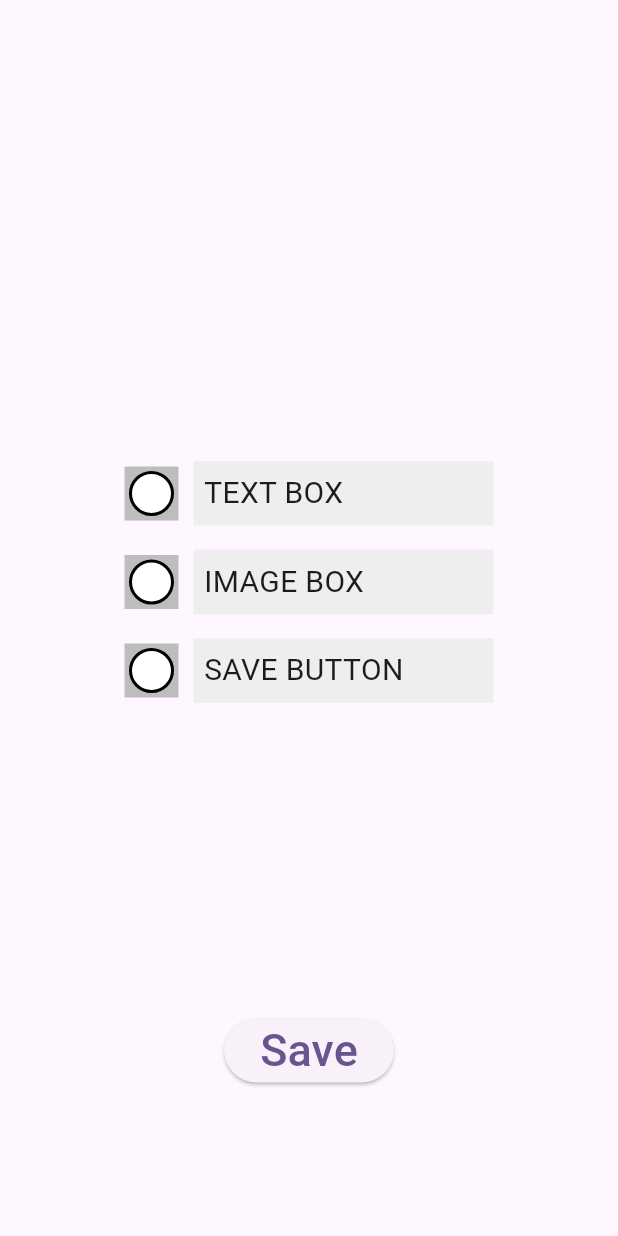
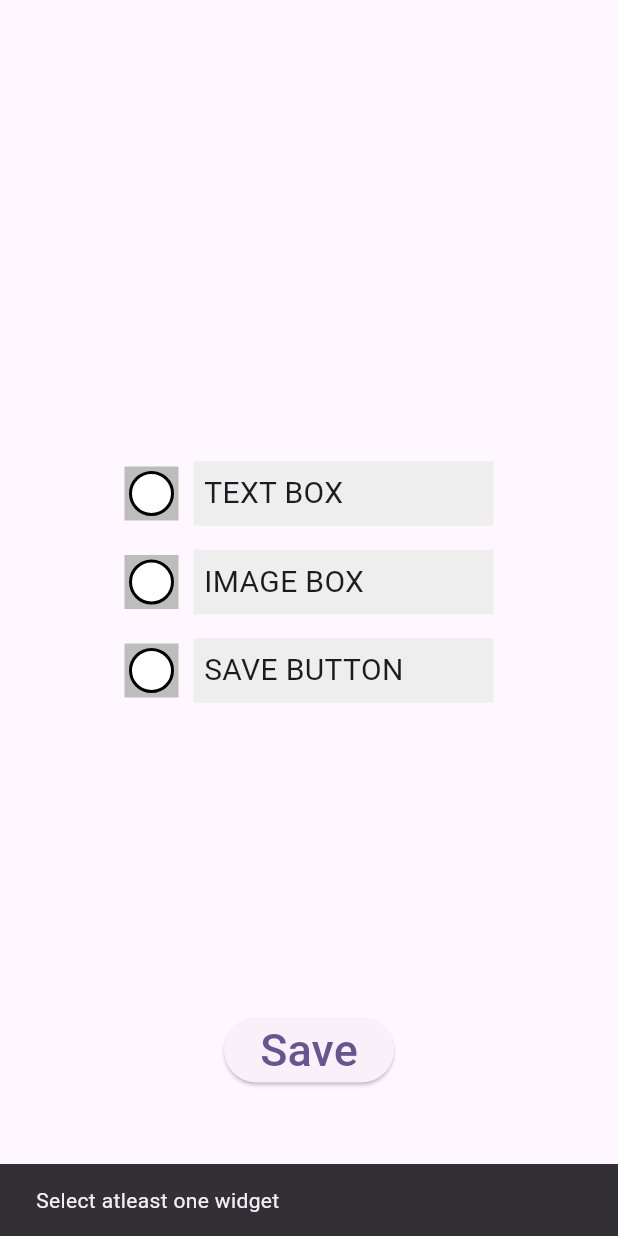
Before and after one commit to StrawHATDEEPAK/ubixstarinternassigment, a Flutter app: the SecondPage screen opened directly, after a tap on "Save", on a phone screen of 412 x 824 dp. Run offline on Flutter 3.47's test engine with Material 2 defaults, Android fonts, the light colour scheme and no system bars; our stand-ins replace cloud_firestore, firebase_core, firebase_storage, image_picker; accounts and stored records are empty; generated files the repository leaves out were written again.

```diff
--- /dev/null
+++ b/lib/model/data_model.dart
@@ -0,0 +1,29 @@
+import 'dart:convert';
+
+class DataModel {
+  final String text;
+  final String imageUrl;
+  DataModel({
+    required this.text,
+    required this.imageUrl,
+  });
+
+  Map<String, dynamic> toMap() {
+    return {
+      'text': text,
+      'imageUrl': imageUrl,
+    };
+  }
+
+  factory DataModel.fromMap(Map<String, dynamic> map) {
+    return DataModel(
+      text: map['text'] ?? '',
+      imageUrl: map['imageUrl'] ?? '',
+    );
+  }
+
+  String toJson() => json.encode(toMap());
+
+  factory DataModel.fromJson(String source) =>
+      DataModel.fromMap(json.decode(source));
+}
--- a/lib/provider.dart
+++ b/lib/provider.dart
@@ -1,13 +1,25 @@
 import 'package:flutter/material.dart';
+import 'package:image_picker/image_picker.dart';
+
+import 'model/data_model.dart';
 
 class WidgetBoolProvider extends ChangeNotifier {
   bool _isTextBox = false;
   bool _isImageBox = false;
   bool _isSaveButton = false;
 
+  String _textBoxValue = '';
+  XFile? _imageBoxValue;
+
+  DataModel _dataModel = DataModel(text: '', imageUrl: '');
   bool get getTextBox => _isTextBox;
   bool get getImageBox => _isImageBox;
   bool get getSaveButton => _isSaveButton;
+
+  String get getTextBoxValue => _textBoxValue;
+  XFile? get getImageBoxValue => _imageBoxValue;
+
+  DataModel get getDataModel => _dataModel;
 
   void setTextBox(bool value) {
     _isTextBox = value;
@@ -23,4 +35,19 @@ class WidgetBoolProvider extends ChangeNotifier {
     _isSaveButton = value;
     notifyListeners();
   }
+
+  void setTextBoxValue(String value) {
+    _textBoxValue = value;
+    notifyListeners();
+  }
+
+  void setImageBoxValue(XFile? value) {
+    _imageBoxValue = value;
+    notifyListeners();
+  }
+
+  void setData(String jsonData) {
+    _dataModel = DataModel.fromJson(jsonData);
+    notifyListeners();
+  }
 }
--- a/lib/screens/second_page.dart
+++ b/lib/screens/second_page.dart
@@ -1,11 +1,16 @@
 import 'package:flutter/material.dart';
+import 'package:provider/provider.dart';
+import 'package:ubixstar_intern_assignment/util.dart';
 import 'package:ubixstar_intern_assignment/widgets/widget_select.dart';
+
+import '../provider.dart';
 
 class SecondPage extends StatelessWidget {
   const SecondPage({super.key});
 
   @override
   Widget build(BuildContext context) {
+    final provider = Provider.of<WidgetBoolProvider>(context, listen: true);
     return Scaffold(
       body: Column(
         mainAxisAlignment: MainAxisAlignment.spaceAround,
@@ -14,24 +19,35 @@ class SecondPage extends StatelessWidget {
           const SizedBox(
             width: double.infinity,
           ),
-          const SizedBox(
+          SizedBox(
             child: Column(
               crossAxisAlignment: CrossAxisAlignment.start,
               children: [
                 SelectWidget(
                   title: 'TEXT BOX',
+                  value: provider.getTextBox,
                 ),
                 SelectWidget(
                   title: 'IMAGE BOX',
+                  value: provider.getImageBox,
                 ),
                 SelectWidget(
                   title: 'SAVE BUTTON',
+                  value: provider.getSaveButton,
                 ),
               ],
             ),
           ),
           ElevatedButton(
-            onPressed: () {},
+            onPressed: () {
+              if (!provider.getImageBox &&
+                  !provider.getSaveButton &&
+                  !provider.getTextBox) {
+                showSnackBar(context, 'Select atleast one widget');
+              } else {
+                Navigator.pop(context);
+              }
+            },
             child: const Text(
               'Save',
               style: TextStyle(fontSize: 30),
--- a/lib/widgets/widget_select.dart
+++ b/lib/widgets/widget_select.dart
@@ -1,10 +1,15 @@
 import 'package:flutter/material.dart';
+import 'package:provider/provider.dart';
+
+import '../provider.dart';
 
 class SelectWidget extends StatefulWidget {
   final String title;
+  final bool value;
   const SelectWidget({
     Key? key,
     required this.title,
+    required this.value,
   }) : super(key: key);
 
   @override
@@ -15,6 +20,8 @@ class _SelectWidgetState extends State<SelectWidget> {
   bool value = false;
   @override
   Widget build(BuildContext context) {
+    value = widget.value;
+    final provider = Provider.of<WidgetBoolProvider>(context);
     return Padding(
       padding: const EdgeInsets.all(8.0),
       child: Row(
@@ -22,7 +29,18 @@ class _SelectWidgetState extends State<SelectWidget> {
         children: [
           InkWell(
             onTap: () {
-              if (widget.title == 'TEXT BOX') {}
+              setState(() {
+                value = !value;
+              });
+              if (widget.title == 'TEXT BOX') {
+                provider.setTextBox(value);
+              }
+              if (widget.title == 'IMAGE BOX') {
+                provider.setImageBox(value);
+              }
+              if (widget.title == 'SAVE BUTTON') {
+                provider.setSaveButton(value);
+              }
             },
             child: Container(
               color: Colors.grey[400],
```
Also changed, not shown: lib/screens/first_page.dart (+17 -2 lines), lib/services/firebase_services.dart (added, +71 -0 lines), lib/widgets/image_box.dart (+15 -5 lines), lib/widgets/save_button_widget.dart (+26 -2 lines), lib/widgets/textfield_widget.dart (+33 -4 lines).
